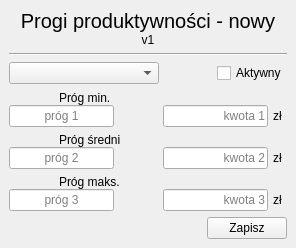
kolomir/place_v2, file Forms/progiProduktywnosciDodaj.ui: the form before one commit.
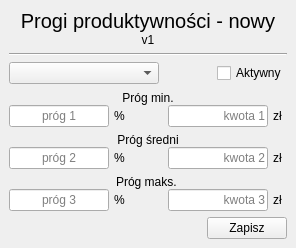
The form after the commit.

The edit to the form file:
```diff
--- a/Forms/progiProduktywnosciDodaj.ui
+++ b/Forms/progiProduktywnosciDodaj.ui
@@ -161,7 +161,7 @@
              <number>0</number>
             </property>
             <property name="leftMargin">
-             <number>50</number>
+             <number>0</number>
             </property>
             <property name="topMargin">
              <number>0</number>
@@ -177,6 +177,9 @@
               <property name="text">
                <string>Próg min.</string>
               </property>
+              <property name="alignment">
+               <set>Qt::AlignCenter</set>
+              </property>
              </widget>
             </item>
            </layout>
@@ -204,7 +207,7 @@
              <widget class="QLineEdit" name="text_prog1">
               <property name="minimumSize">
                <size>
-                <width>100</width>
+                <width>80</width>
                 <height>0</height>
                </size>
               </property>
@@ -216,6 +219,13 @@
               </property>
              </widget>
             </item>
+            <item>
+             <widget class="QLabel" name="label_11">
+              <property name="text">
+               <string>%</string>
+              </property>
+             </widget>
+            </item>
             <item>
              <spacer name="horizontalSpacer_3">
               <property name="orientation">
@@ -286,7 +296,7 @@
              <number>0</number>
             </property>
             <property name="leftMargin">
-             <number>50</number>
+             <number>0</number>
             </property>
             <property name="topMargin">
              <number>0</number>
@@ -302,6 +312,9 @@
               <property name="text">
                <string>Próg średni</string>
               </property>
+              <property name="alignment">
+               <set>Qt::AlignCenter</set>
+              </property>
              </widget>
             </item>
            </layout>
@@ -329,7 +342,7 @@
              <widget class="QLineEdit" name="text_prog2">
               <property name="minimumSize">
                <size>
-                <width>100</width>
+                <width>80</width>
                 <height>0</height>
                </size>
               </property>
@@ -341,6 +354,13 @@
               </property>
              </widget>
             </item>
+            <item>
+             <widget class="QLabel" name="label_10">
+              <property name="text">
+               <string>%</string>
+              </property>
+             </widget>
+            </item>
             <item>
              <spacer name="horizontalSpacer_4">
               <property name="orientation">
@@ -408,7 +428,7 @@
              <number>0</number>
             </property>
             <property name="leftMargin">
-             <number>50</number>
+             <number>0</number>
             </property>
             <property name="topMargin">
              <number>0</number>
@@ -424,6 +444,9 @@
               <property name="text">
                <string>Próg maks. </string>
               </property>
+              <property name="alignment">
+               <set>Qt::AlignCenter</set>
+              </property>
              </widget>
             </item>
            </layout>
@@ -451,7 +474,7 @@
              <widget class="QLineEdit" name="text_prog3">
               <property name="minimumSize">
                <size>
-                <width>100</width>
+                <width>80</width>
                 <height>0</height>
                </size>
               </property>
@@ -463,6 +486,13 @@
               </property>
              </widget>
             </item>
+            <item>
+             <widget class="QLabel" name="label_9">
+              <property name="text">
+               <string>%</string>
+              </property>
+             </widget>
+            </item>
             <item>
              <spacer name="horizontalSpacer_5">
               <property name="orientation">
```
